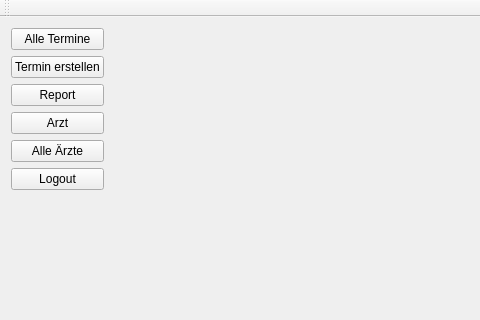
This is Project/Client/Client/mainwindow.ui in FinrodFelegund/Laborpraktikum as Qt 5 draws it before an edit; both pictures show x 0 to 480 and y 0 to 320 of the 802 by 536 pixel window. The edited form follows.
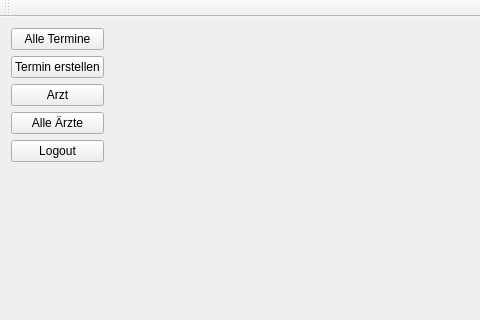
This is the edited form.

```diff
--- a/Project/Client/Client/mainwindow.ui
+++ b/Project/Client/Client/mainwindow.ui
@@ -40,13 +40,6 @@
         </property>
        </widget>
       </item>
-      <item>
-       <widget class="QPushButton" name="reportButton">
-        <property name="text">
-         <string>Report</string>
-        </property>
-       </widget>
-      </item>
       <item>
        <widget class="QPushButton" name="docButton">
         <property name="text">
```
Left out of the diff: 2 changed lines with no effect on the pictures.
